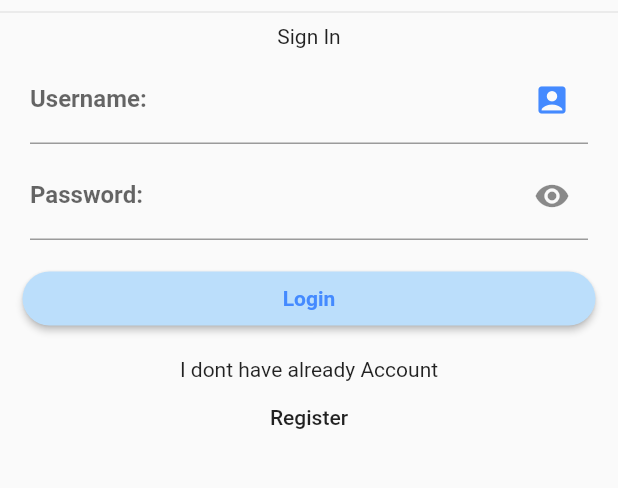
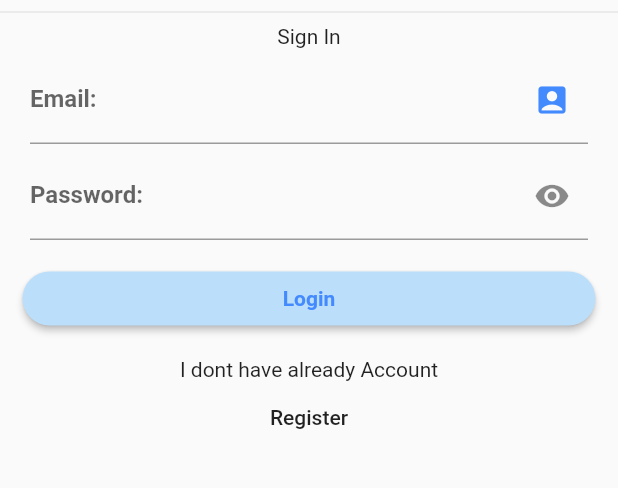
Before and after one commit to Trisnayudha/Breaking_News_Mobile, a Flutter app: the screen it shows after launch, on a phone screen of 412 x 824 dp, the part 450-938 px from its top. Run offline on Flutter 3.47's test engine with Material 2 defaults, Android fonts, the phone set to English and light mode, and no system bars; our stand-ins replace curved_navigation_bar, firebase_auth, google_fonts; accounts and stored records are empty.

Commit message:
penambahanan text field email

```diff
--- a/lib/authenticate/register.dart
+++ b/lib/authenticate/register.dart
@@ -35,7 +35,7 @@ class _RegisterState extends State<Register> {
                 padding: const EdgeInsets.fromLTRB(20, 5, 20, 0),
                 child: TextFormField(
                   decoration: InputDecoration(
-                    hintText: "Username",
+                    hintText: "Email",
                     suffixIcon: Icon(
                       Icons.account_box,
                       color: Colors.blueAccent,
@@ -46,7 +46,7 @@ class _RegisterState extends State<Register> {
                         color: Colors.blueAccent,
                       ),
                     ),
-                    labelText: "Username: ",
+                    labelText: "Email: ",
                     labelStyle: TextStyle(
                       fontWeight: FontWeight.bold,
                     ),
--- a/lib/authenticate/sign_in.dart
+++ b/lib/authenticate/sign_in.dart
@@ -39,7 +39,7 @@ class _SignInState extends State<SignIn> {
                     padding: const EdgeInsets.fromLTRB(20, 5, 20, 0),
                     child: TextFormField(
                       decoration: InputDecoration(
-                        hintText: "Username",
+                        hintText: "Email",
                         suffixIcon: Icon(
                           Icons.account_box,
                           color: Colors.blueAccent,
@@ -50,7 +50,7 @@ class _SignInState extends State<SignIn> {
                             color: Colors.blueAccent,
                           ),
                         ),
-                        labelText: "Username: ",
+                        labelText: "Email: ",
                         labelStyle: TextStyle(
                           fontWeight: FontWeight.bold,
                         ),
```
